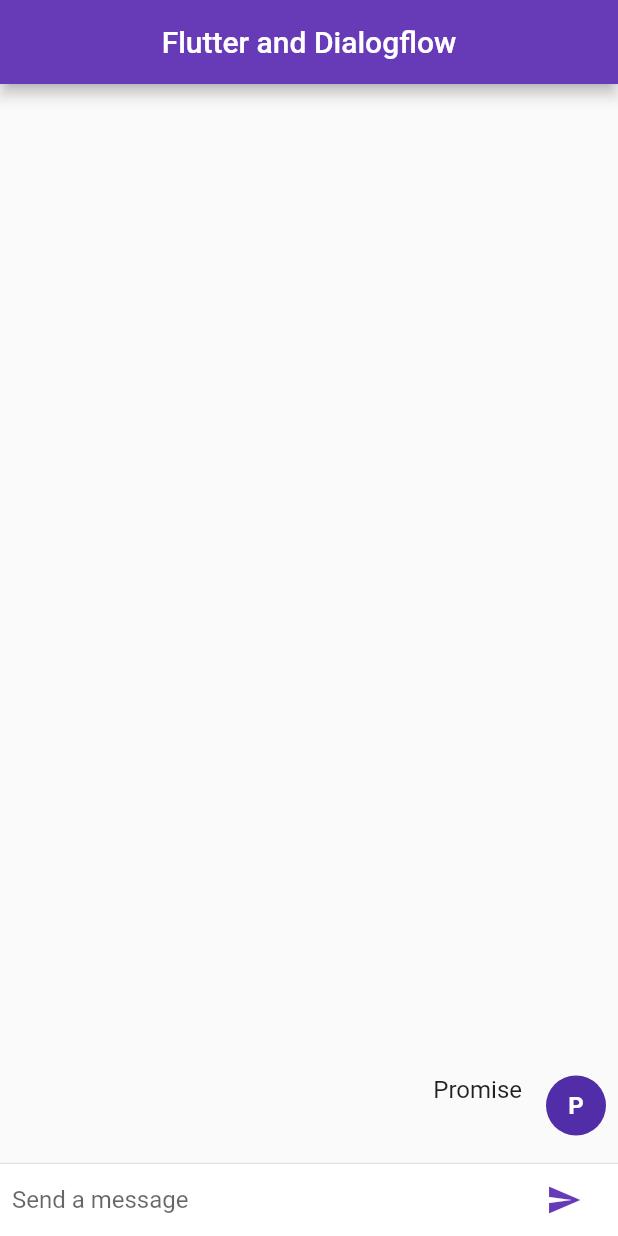
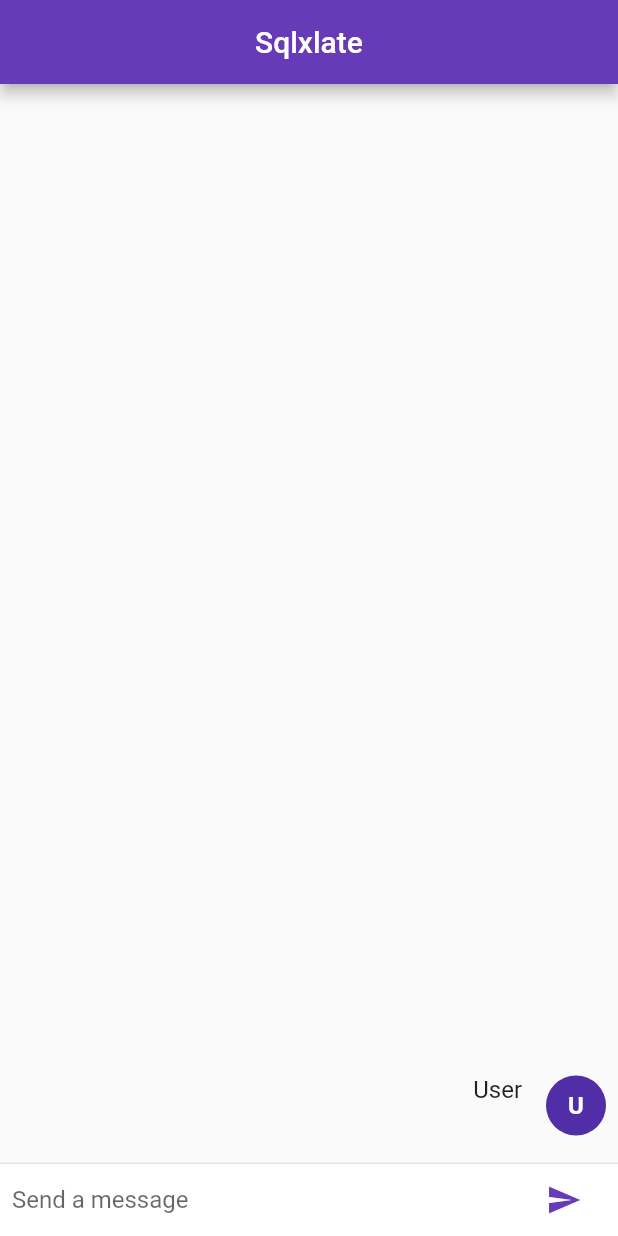
Before and after one commit to jainharsh21/Sqlxlate, a Flutter app: the screen it shows after launch, after a tap on the "send" icon, on a phone screen of 412 x 824 dp. Run offline on Flutter 3.47's test engine with Material 2 defaults, Android fonts, the phone set to English and light mode, and no system bars; missing offline and left inert: flutter_dialogflow.

Commit message:
changes for sqlxlate

```diff
--- a/lib/home.dart
+++ b/lib/home.dart
@@ -52,7 +52,7 @@ class _HomePageDialogflow extends State<HomePageDialogflow> {
     ChatMessage message = new ChatMessage(
       text: response.getMessage() ??
           new CardDialogflow(response.getListMessage()[0]).title,
-      name: "Bot",
+      name: "QueryBot",
       type: false,
     );
     setState(() {
@@ -64,7 +64,7 @@ class _HomePageDialogflow extends State<HomePageDialogflow> {
     _textController.clear();
     ChatMessage message = new ChatMessage(
       text: text,
-      name: "Promise",
+      name: "User",
       type: true,
     );
     setState(() {
@@ -78,7 +78,7 @@ class _HomePageDialogflow extends State<HomePageDialogflow> {
     return new Scaffold(
       appBar: new AppBar(
         centerTitle: true,
-        title: new Text("Flutter and Dialogflow"),
+        title: new Text("Sqlxlate"),
       ),
       body: new Column(children: <Widget>[
         new Flexible(
--- a/lib/main.dart
+++ b/lib/main.dart
@@ -8,7 +8,7 @@ class MyApp extends StatelessWidget {
   @override
   Widget build(BuildContext context) {
     return new MaterialApp(
-      title: 'Example Dialogflow Flutter',
+      title: 'Sqlxlate',
       theme: new ThemeData(
         primarySwatch: Colors.deepPurple,
       ),
```
